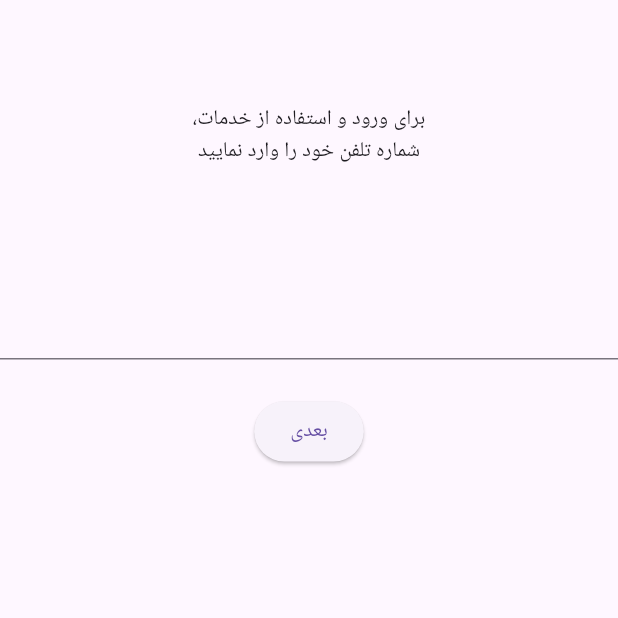
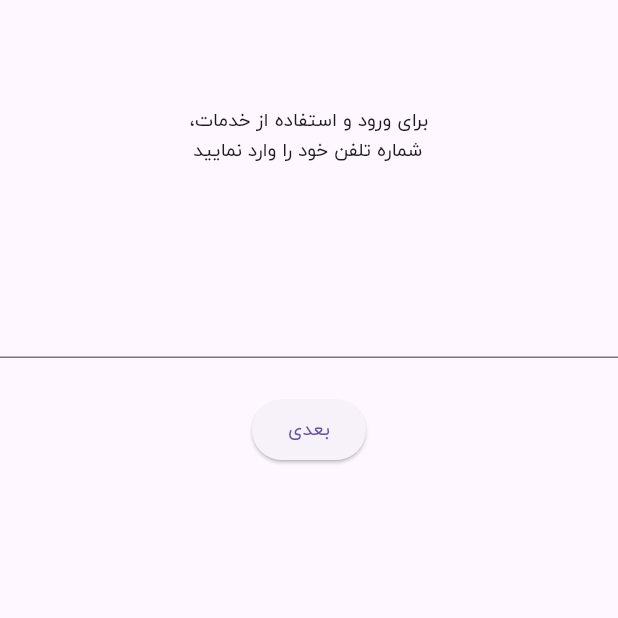
Before and after one commit to raad-raavis-arman/lambda, a Flutter app: the screen it shows after launch, on a phone screen of 412 x 824 dp, the part 332-950 px from its top. Run offline on Flutter 3.47's test engine with Material 3 defaults, Android fonts, the phone set to English and light mode, and no system bars; our stand-ins replace dartz, dio, equatable, flutter_bloc, get_it, go_router and 1 more; missing offline and left inert: language_code; generated files the repository leaves out were written again.

Commit message:
add both persian and non-persian font, initialize theme with fonts #6

```diff
--- /dev/null
+++ b/devtools_options.yaml
@@ -0,0 +1,2 @@
+extensions:
+  - provider: true
--- a/lib/app.dart
+++ b/lib/app.dart
@@ -48,10 +48,12 @@ class _AppRootView extends StatelessWidget {
       builder: (context) {
         final langState = context.watch<LangBloc>().state;
         final themeState = context.watch<ThemeBloc>().state;
+        final fontFamily =
+            langState.locale.languageCode == 'fa' ? 'Yekan' : 'Poppins';
         return MaterialApp.router(
           themeMode: themeState.mode,
-          darkTheme: DarkTheme.data,
-          theme: LightTheme.data,
+          darkTheme: DarkTheme(fontFamily: fontFamily).data,
+          theme: LightTheme(fontFamily: fontFamily).data,
           supportedLocales: L10n.all,
           locale: langState.locale,
           localizationsDelegates: const [
--- a/lib/core/utils/theme/dark_theme.dart
+++ b/lib/core/utils/theme/dark_theme.dart
@@ -1,9 +1,13 @@
 import 'package:flutter/material.dart';
 
 class DarkTheme {
-  const DarkTheme._();
+  final String fontFamily;
 
-  static final data = ThemeData.dark(useMaterial3: true).copyWith(
-    scaffoldBackgroundColor: Colors.black,
-  );
+  DarkTheme({required this.fontFamily});
+
+  ThemeData get data => ThemeData(
+        useMaterial3: true,
+        brightness: Brightness.dark,
+        fontFamily: fontFamily,
+      );
 }
--- a/lib/core/utils/theme/light_theme.dart
+++ b/lib/core/utils/theme/light_theme.dart
@@ -1,7 +1,13 @@
 import 'package:flutter/material.dart';
 
 class LightTheme {
-  const LightTheme._();
+  final String fontFamily;
 
-  static final data = ThemeData.light(useMaterial3: true).copyWith();
+  LightTheme({required this.fontFamily});
+
+  ThemeData get data => ThemeData(
+        useMaterial3: true,
+        brightness: Brightness.light,
+        fontFamily: fontFamily,
+      );
 }
```
Also changed, not shown: pubspec.yaml (+14 -0 lines), assets/fonts/non-persian/poppins/Poppins-Bold.ttf (added), assets/fonts/non-persian/poppins/Poppins-Italic.ttf (added), assets/fonts/non-persian/poppins/Poppins-Medium.ttf (added), assets/fonts/non-persian/poppins/Poppins-Regular.ttf (added), assets/fonts/non-persian/poppins/Poppins-Thin.ttf (added), assets/fonts/persian/yekan/yekan-bold.ttf (renamed from assets/fonts/persian/yekan-bold.ttf), assets/fonts/persian/yekan/yekan-light.ttf (renamed from assets/fonts/persian/yekan-light.ttf), assets/fonts/persian/yekan/yekan-regular.ttf (renamed from assets/fonts/persian/yekan-regular.ttf).
